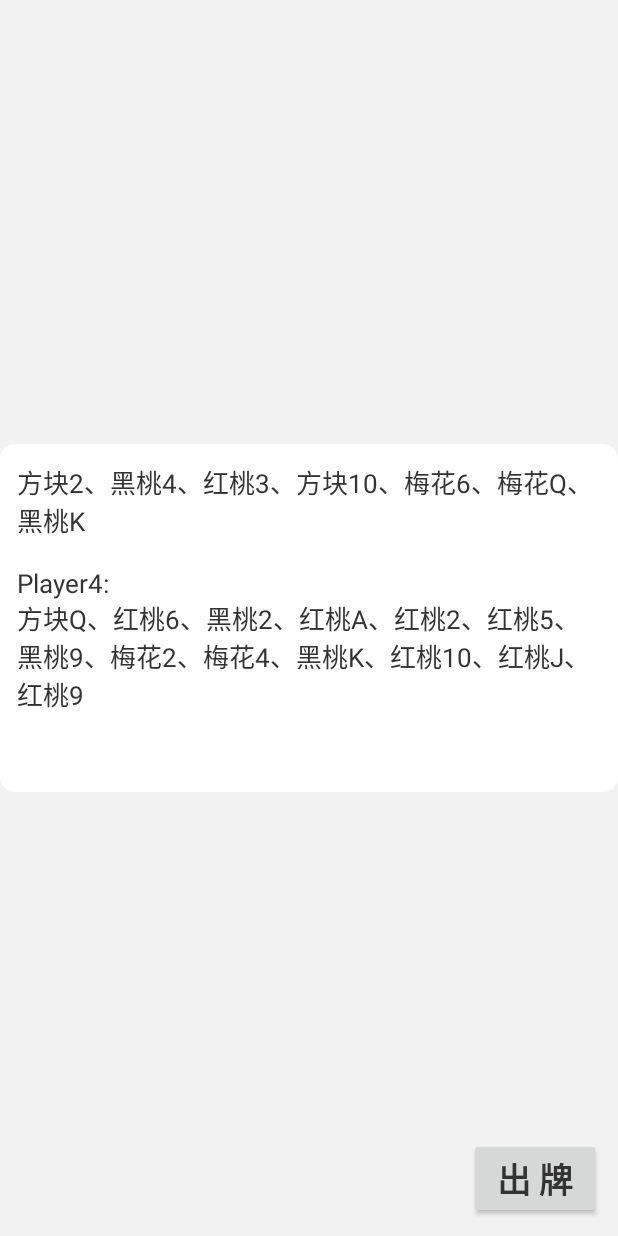
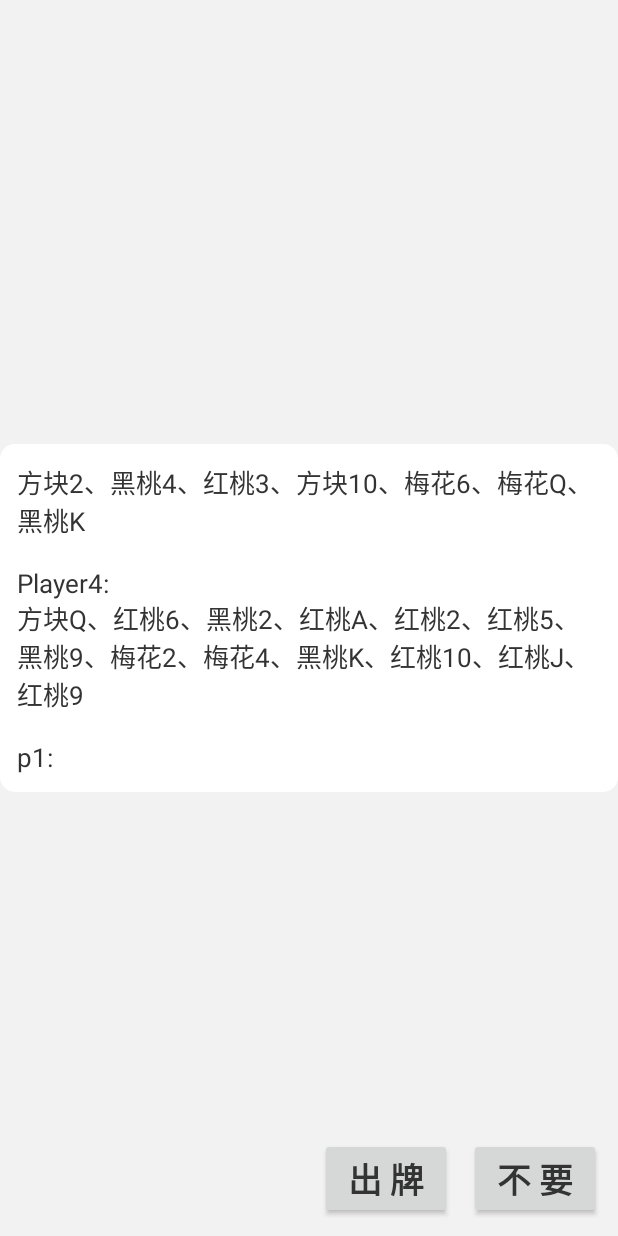
Before and after one commit to Shirupan/ToolApp, an Android app: the PaopaiActivity screen opened directly, with no data from a screen before it, after a tap on "出 牌", on a phone screen of 412 x 824 dp. Run offline under Robolectric (Android 15) with nearby library versions, the phone set to English and light mode, and no system bars; our stand-ins replace data binding; libraries missing offline, so code that uses them is left out: com.chad.library; 4 statements that could not run were skipped; 1 other tap on this screen came first.

Commit message:
AI能够第一个出牌，map中去除打出的牌

```diff
--- a/app/src/main/java/com/slaoren/paopai/activity/PaopaiActivity.kt
+++ b/app/src/main/java/com/slaoren/paopai/activity/PaopaiActivity.kt
@@ -3,22 +3,13 @@ package com.slaoren.paopai.activity
 
 import android.os.Bundle
 import android.view.View
-import android.widget.AdapterView
-import androidx.databinding.DataBindingUtil
-import androidx.fragment.app.FragmentActivity
 import androidx.recyclerview.widget.LinearLayoutManager
 import com.chad.library.adapter.base.BaseQuickAdapter
-import com.chad.library.adapter.base.listener.OnItemClickListener
 import com.slaoren.paopai.data.Card
 import com.slaoren.R
 import com.slaoren.common.mvvm.BaseActivity
-import com.slaoren.common.mvvm.BaseViewModel
-import com.slaoren.common.util.SLog
-import com.slaoren.databinding.ActivityMirroringPicBinding
 import com.slaoren.databinding.ActivityPaopaiBinding
-import com.slaoren.paopai.adapter.CardAdapter
 import com.slaoren.paopai.adapter.CardQuickAdapter
-import com.slaoren.paopai.adapter.RvChildItemClick
 import com.slaoren.paopai.data.AI
 import com.slaoren.paopai.data.Player
 import com.slaoren.paopai.data.listPaopai
@@ -38,13 +29,15 @@ class PaopaiActivity: BaseActivity<ActivityPaopaiBinding, PaopaiVM>(), View.OnCl
     var play2 = AI("p2")
     var play3 = AI("p3")
     var play4 = AI("p4")
+    var currentPlayer:AI? = null
+
 
     var STATE_STOP = 0
     var STATE_PAUSE = 1
     var STATE_PLAYING = 2
     var state = STATE_STOP
 
-    lateinit var current: List<Card>
+    var current: List<Card>?=null
 
     override fun getLayoutId(): Int = R.layout.activity_paopai
     var p1Adapter = lazy { CardQuickAdapter() }
@@ -55,6 +48,7 @@ class PaopaiActivity: BaseActivity<ActivityPaopaiBinding, PaopaiVM>(), View.OnCl
 
         mBinding.btnStart.setOnClickListener(this)
         mBinding.btnChupai.setOnClickListener(this)
+        mBinding.btnBuYao.setOnClickListener(this)
 
         initPlayerRv()
     }
@@ -68,6 +62,9 @@ class PaopaiActivity: BaseActivity<ActivityPaopaiBinding, PaopaiVM>(), View.OnCl
             }
             mBinding.btnChupai -> {
                 chupai()
+            }
+            mBinding.btnBuYao -> {
+                buyao()
             }
 
         }
@@ -96,8 +93,8 @@ class PaopaiActivity: BaseActivity<ActivityPaopaiBinding, PaopaiVM>(), View.OnCl
 //        })
     }
 
-    fun aiChupai(ai: AI, list:List<Card>):List<Card>?{
-        val result = ai.chupai(list)
+    fun aiChupai(ai: AI, list:List<Card>?):List<Card>?{
+        val result = ai.aiChupai(list)
         addMsg(ai.name+":")
 
         if (result==null){
@@ -115,6 +112,7 @@ class PaopaiActivity: BaseActivity<ActivityPaopaiBinding, PaopaiVM>(), View.OnCl
 
     fun chupai(){
         var indexs = mutableListOf<Card>()
+        addMsg(play1.name+":")
         p1Adapter.value.data.forEachIndexed { index, card ->
             if (card.isSelected){
                 indexs.add(card)
@@ -125,10 +123,13 @@ class PaopaiActivity: BaseActivity<ActivityPaopaiBinding, PaopaiVM>(), View.OnCl
         tvShowBottom()
 
         indexs.reverse()
-        indexs.forEach {
-            play1.cards.remove(it)
-        }
-        p1Adapter.value.notifyDataSetChanged()
+
+//        if(play1.checkChupai(indexs, current)){
+            indexs.forEach {
+                play1.cards.remove(it)
+            }
+            p1Adapter.value.notifyDataSetChanged()
+//        }
 
         mBinding.btnChupai.isEnabled = false
 
@@ -138,6 +139,13 @@ class PaopaiActivity: BaseActivity<ActivityPaopaiBinding, PaopaiVM>(), View.OnCl
         current = aiChupai(play4, current)?:current
 
         mBinding.btnChupai.isEnabled = true
+    }
+
+    fun buyao(){
+        current = null
+        current = aiChupai(play2, current)?:current
+        current = aiChupai(play3, current)?:current
+        current = aiChupai(play4, current)?:current
     }
 
     fun tvShowBottom(){
@@ -203,4 +211,6 @@ class PaopaiActivity: BaseActivity<ActivityPaopaiBinding, PaopaiVM>(), View.OnCl
         result.append(msg)
         mBinding.tvResult.text = result.toString()
     }
+
+
 }
--- a/app/src/main/java/com/slaoren/paopai/data/AI.kt
+++ b/app/src/main/java/com/slaoren/paopai/data/AI.kt
@@ -154,10 +154,10 @@ open class AI(var name:String):IAIPaoPai{
         return 0
     }
 
-    //TODO 去掉合集中的元素
-    override fun chupai(value:List<Card>):List<Card>?{
-        SLog.d("chupai:"+value.size)
+    override fun aiChupai(value:List<Card>?):List<Card>?{
+        SLog.d("chupai:"+value?.size)
 
+        if (!value.isNullOrEmpty()){
             val card0 = value[0]
             val result = when(value.size){
                 1->checkDanzhang(card0)
@@ -179,6 +179,9 @@ open class AI(var name:String):IAIPaoPai{
             }
             SLog.d("chupai result:"+result)
             return findCards(result, value.size)
+        }else{
+            return firstTimeChuPai()
+        }
     }
 
     override fun findCards(cardNum:Int, cardSize:Int):List<Card>?{
@@ -189,12 +192,24 @@ open class AI(var name:String):IAIPaoPai{
 
         val size = result.size-cardSize
         return if(size>=0){
+            //去掉合集中的元素
+            numMap[cardNum] = size
             result.subList(0, cardSize).onEach {
                 cards.remove(it)
             }
         }else {
             null
         }
+    }
+
+    override fun firstTimeChuPai(): List<Card>? {
+        numMap.forEach{
+            SLog.d("test", "it.value:"+it.value)
+            if (it.value!=0){
+                return findCards(it.key, it.value)
+            }
+        }
+        return null
     }
 
     override fun findBi(cardSmallestNum: Int): List<Card>? {
--- a/app/src/main/java/com/slaoren/paopai/data/IAIPaoPai.kt
+++ b/app/src/main/java/com/slaoren/paopai/data/IAIPaoPai.kt
@@ -24,9 +24,11 @@ interface IAIPaoPai {
 
     fun checkBi(value:Card):Int
 
-    fun chupai(value:List<Card>):List<Card>?
+    fun aiChupai(value:List<Card>?):List<Card>?
 
     fun findCards(cardNum:Int, times:Int):List<Card>?
 
+    fun firstTimeChuPai():List<Card>?
+
     fun findBi(cardSmallestNum:Int):List<Card>?
 }
--- a/app/src/main/res/layout/activity_paopai.xml
+++ b/app/src/main/res/layout/activity_paopai.xml
@@ -59,6 +59,19 @@
             style="@style/SBtn"
             android:text="出 牌"
             android:textSize="@dimen/sp_20"
+            app:layout_constraintEnd_toStartOf="@id/btnBuYao"
+            app:layout_constraintBottom_toBottomOf="parent"/>
+
+
+        <Button
+            android:id="@+id/btnBuYao"
+            android:layout_width="wrap_content"
+            android:layout_height="wrap_content"
+            android:layout_marginEnd="@dimen/dp_10"
+            android:layout_marginBottom="@dimen/dp_10"
+            style="@style/SBtn"
+            android:text="不 要"
+            android:textSize="@dimen/sp_20"
             app:layout_constraintEnd_toEndOf="parent"
             app:layout_constraintBottom_toBottomOf="parent"/>
     </androidx.constraintlayout.widget.ConstraintLayout>
```
Lines whose indentation alone changed are shown as unchanged.
